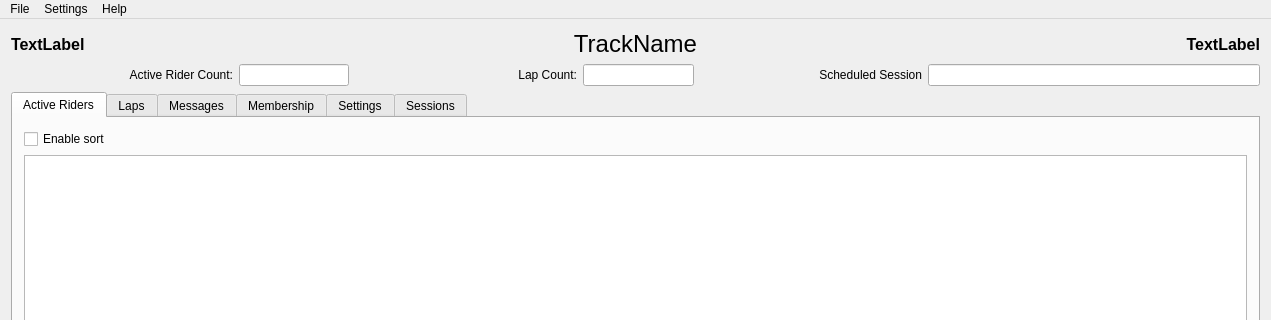
Before: the Qt Designer form src/mainwindow.ui in mbuckaway/laps, drawn with Qt 5; both pictures show x 0 to 1271 and y 0 to 320 of the 1271 by 788 pixel window.
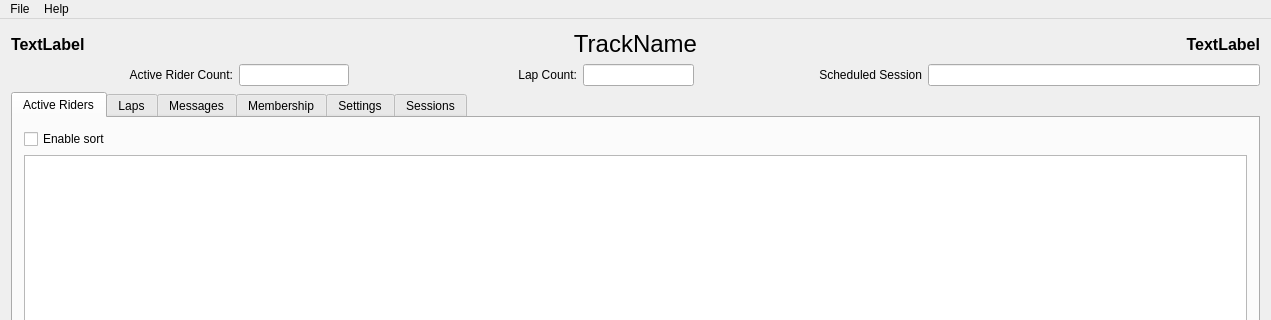
After: the same form once the commit is applied. The open tabs and pages were chosen to show the change.

```diff
--- a/src/mainwindow.ui
+++ b/src/mainwindow.ui
@@ -1536,11 +1536,6 @@
     </property>
     <addaction name="actionExit"/>
    </widget>
-   <widget class="QMenu" name="menuSettings">
-    <property name="title">
-     <string>Settings</string>
-    </property>
-   </widget>
    <widget class="QMenu" name="menuHelp">
     <property name="title">
      <string>Help</string>
@@ -1548,7 +1543,6 @@
     <addaction name="actionHelpAbout"/>
    </widget>
    <addaction name="menuFile"/>
-   <addaction name="menuSettings"/>
    <addaction name="menuHelp"/>
   </widget>
   <widget class="QStatusBar" name="statusBar"/>
```
Left out of the diff: 2 changed lines with no effect on the pictures.
